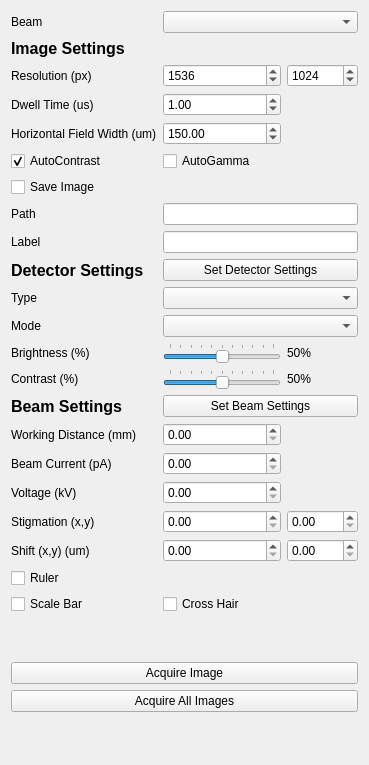
DeMarcoLab/fibsem, file fibsem/ui/qtdesigner_files/ImageSettingsWidget.ui: the form before one commit.
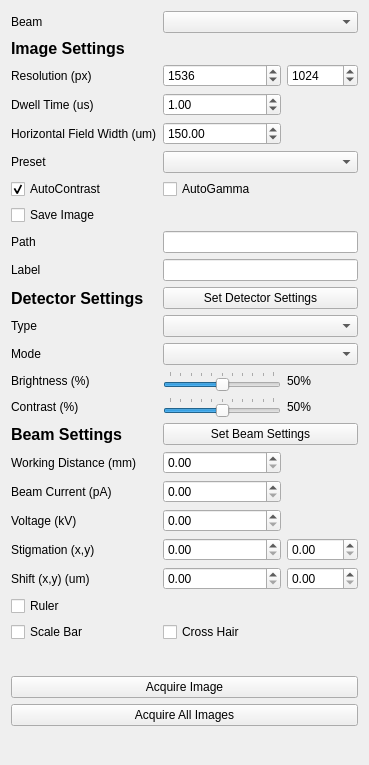
The form after the commit.

Commit message: added presets ion imaging tescan

Diff of the .ui file:
```diff
--- a/fibsem/ui/qtdesigner_files/ImageSettingsWidget.ui
+++ b/fibsem/ui/qtdesigner_files/ImageSettingsWidget.ui
@@ -14,99 +14,72 @@
    <string>Form</string>
   </property>
   <layout class="QGridLayout" name="gridLayout">
-   <item row="8" column="0">
-    <widget class="QCheckBox" name="checkBox_image_save_image">
+   <item row="10" column="0">
+    <widget class="QLabel" name="label_image_save_path">
      <property name="text">
-      <string>Save Image</string>
+      <string>Path</string>
      </property>
     </widget>
    </item>
-   <item row="7" column="1">
-    <widget class="QCheckBox" name="checkBox_image_use_autogamma">
-     <property name="text">
-      <string>AutoGamma</string>
-     </property>
-    </widget>
-   </item>
-   <item row="21" column="0">
+   <item row="22" column="0">
     <widget class="QLabel" name="label_12">
      <property name="text">
       <string>Shift (x,y) (um)</string>
      </property>
     </widget>
    </item>
-   <item row="7" column="0">
-    <widget class="QCheckBox" name="checkBox_image_use_autocontrast">
+   <item row="12" column="1" colspan="2">
+    <widget class="QPushButton" name="set_detector_button">
      <property name="text">
-      <string>AutoContrast</string>
+      <string>Set Detector Settings</string>
      </property>
-     <property name="checked">
-      <bool>true</bool>
-     </property>
     </widget>
    </item>
-   <item row="22" column="0">
-    <widget class="QCheckBox" name="ion_ruler_checkBox">
+   <item row="6" column="0">
+    <widget class="QLabel" name="label_image_hfw">
      <property name="text">
-      <string>Ruler </string>
-     </property>
-    </widget>
-   </item>
-   <item row="12" column="0">
-    <widget class="QLabel" name="label_2">
-     <property name="text">
-      <string>Type</string>
-     </property>
-    </widget>
-   </item>
-   <item row="17" column="1">
-    <widget class="QDoubleSpinBox" name="working_distance">
-     <property name="maximum">
-      <double>1000.000000000000000</double>
-     </property>
-    </widget>
-   </item>
-   <item row="10" column="0">
-    <widget class="QLabel" name="label_image_label">
-     <property name="text">
-      <string>Label</string>
-     </property>
-    </widget>
-   </item>
-   <item row="6" column="1">
-    <widget class="QDoubleSpinBox" name="doubleSpinBox_image_hfw">
-     <property name="maximum">
-      <double>2700.000000000000000</double>
-     </property>
-     <property name="singleStep">
-      <double>0.100000000000000</double>
-     </property>
-     <property name="value">
-      <double>150.000000000000000</double>
-     </property>
-    </widget>
-   </item>
-   <item row="16" column="0">
-    <widget class="QLabel" name="label_6">
-     <property name="font">
-      <font>
-       <pointsize>12</pointsize>
-       <weight>75</weight>
-       <bold>true</bold>
-      </font>
-     </property>
-     <property name="text">
-      <string>Beam Settings</string>
+      <string>Horizontal Field Width (um)</string>
      </property>
     </widget>
    </item>
    <item row="18" column="1">
+    <widget class="QDoubleSpinBox" name="working_distance">
+     <property name="maximum">
+      <double>1000.000000000000000</double>
+     </property>
+    </widget>
+   </item>
+   <item row="15" column="0">
+    <widget class="QLabel" name="label_4">
+     <property name="text">
+      <string>Brightness (%)</string>
+     </property>
+    </widget>
+   </item>
+   <item row="19" column="1">
     <widget class="QDoubleSpinBox" name="beam_current">
      <property name="maximum">
       <double>1000.000000000000000</double>
      </property>
     </widget>
    </item>
+   <item row="18" column="0">
+    <widget class="QLabel" name="label_7">
+     <property name="text">
+      <string>Working Distance (mm)</string>
+     </property>
+    </widget>
+   </item>
+   <item row="16" column="0">
+    <widget class="QLabel" name="label_5">
+     <property name="text">
+      <string>Contrast (%)</string>
+     </property>
+    </widget>
+   </item>
+   <item row="11" column="1" colspan="2">
+    <widget class="QLineEdit" name="lineEdit_image_label"/>
+   </item>
    <item row="4" column="1">
     <widget class="QSpinBox" name="spinBox_resolution_x">
      <property name="minimum">
@@ -120,8 +93,8 @@
      </property>
     </widget>
    </item>
-   <item row="2" column="0">
-    <widget class="QLabel" name="label_title">
+   <item row="12" column="0">
+    <widget class="QLabel" name="label">
      <property name="font">
       <font>
        <pointsize>12</pointsize>
@@ -130,18 +103,103 @@
       </font>
      </property>
      <property name="text">
-      <string>Image Settings</string>
+      <string>Detector Settings</string>
      </property>
     </widget>
    </item>
-   <item row="9" column="0">
-    <widget class="QLabel" name="label_image_save_path">
+   <item row="17" column="1" colspan="2">
+    <widget class="QPushButton" name="button_set_beam_settings">
      <property name="text">
-      <string>Path</string>
+      <string>Set Beam Settings</string>
      </property>
     </widget>
    </item>
-   <item row="21" column="1">
+   <item row="16" column="2">
+    <widget class="QLabel" name="detector_contrast_label">
+     <property name="text">
+      <string>50%</string>
+     </property>
+    </widget>
+   </item>
+   <item row="11" column="0">
+    <widget class="QLabel" name="label_image_label">
+     <property name="text">
+      <string>Label</string>
+     </property>
+    </widget>
+   </item>
+   <item row="21" column="2">
+    <widget class="QDoubleSpinBox" name="stigmation_y">
+     <property name="maximum">
+      <double>1000.000000000000000</double>
+     </property>
+    </widget>
+   </item>
+   <item row="26" column="0" colspan="3">
+    <widget class="QPushButton" name="pushButton_take_image">
+     <property name="text">
+      <string>Acquire Image</string>
+     </property>
+    </widget>
+   </item>
+   <item row="5" column="0">
+    <widget class="QLabel" name="label_image_dwell_time">
+     <property name="text">
+      <string>Dwell Time (us)</string>
+     </property>
+    </widget>
+   </item>
+   <item row="1" column="1" colspan="2">
+    <widget class="QComboBox" name="selected_beam"/>
+   </item>
+   <item row="1" column="0">
+    <widget class="QLabel" name="label_8">
+     <property name="text">
+      <string>Beam</string>
+     </property>
+    </widget>
+   </item>
+   <item row="5" column="1">
+    <widget class="QDoubleSpinBox" name="doubleSpinBox_image_dwell_time">
+     <property name="maximum">
+      <double>10000000000000.000000000000000</double>
+     </property>
+     <property name="singleStep">
+      <double>0.010000000000000</double>
+     </property>
+     <property name="value">
+      <double>1.000000000000000</double>
+     </property>
+    </widget>
+   </item>
+   <item row="17" column="0">
+    <widget class="QLabel" name="label_6">
+     <property name="font">
+      <font>
+       <pointsize>12</pointsize>
+       <weight>75</weight>
+       <bold>true</bold>
+      </font>
+     </property>
+     <property name="text">
+      <string>Beam Settings</string>
+     </property>
+    </widget>
+   </item>
+   <item row="28" column="0" colspan="3">
+    <spacer name="verticalSpacer">
+     <property name="orientation">
+      <enum>Qt::Vertical</enum>
+     </property>
+     <property name="sizeHint" stdset="0">
+      <size>
+       <width>20</width>
+       <height>40</height>
+      </size>
+     </property>
+    </spacer>
+   </item>
+   <item row="22" column="1">
     <widget class="QDoubleSpinBox" name="shift_x">
      <property name="maximum">
       <double>1000.000000000000000</double>
@@ -149,34 +207,31 @@
     </widget>
    </item>
    <item row="13" column="1" colspan="2">
-    <widget class="QComboBox" name="detector_mode_combobox"/>
-   </item>
-   <item row="12" column="1" colspan="2">
     <widget class="QComboBox" name="detector_type_combobox"/>
    </item>
-   <item row="25" column="0" colspan="3">
-    <widget class="QPushButton" name="pushButton_take_image">
-     <property name="text">
-      <string>Acquire Image</string>
+   <item row="21" column="1">
+    <widget class="QDoubleSpinBox" name="stigmation_x">
+     <property name="maximum">
+      <double>1000.000000000000000</double>
      </property>
     </widget>
    </item>
-   <item row="20" column="2">
-    <widget class="QDoubleSpinBox" name="stigmation_y">
+   <item row="22" column="2">
+    <widget class="QDoubleSpinBox" name="shift_y">
      <property name="maximum">
       <double>1000.000000000000000</double>
      </property>
     </widget>
    </item>
-   <item row="19" column="0">
-    <widget class="QLabel" name="label_10">
+   <item row="9" column="0">
+    <widget class="QCheckBox" name="checkBox_image_save_image">
      <property name="text">
-      <string>Voltage (kV)</string>
+      <string>Save Image</string>
      </property>
     </widget>
    </item>
    <item row="15" column="1">
-    <widget class="QSlider" name="detector_contrast_slider">
+    <widget class="QSlider" name="detector_brightness_slider">
      <property name="maximum">
       <number>100</number>
      </property>
@@ -186,6 +241,9 @@
      <property name="orientation">
       <enum>Qt::Horizontal</enum>
      </property>
+     <property name="invertedAppearance">
+      <bool>false</bool>
+     </property>
      <property name="tickPosition">
       <enum>QSlider::TicksAbove</enum>
      </property>
@@ -194,93 +252,84 @@
      </property>
     </widget>
    </item>
-   <item row="18" column="0">
-    <widget class="QLabel" name="label_9">
-     <property name="text">
-      <string>Beam Current (pA)</string>
-     </property>
-    </widget>
-   </item>
-   <item row="24" column="0" colspan="3">
-    <spacer name="verticalSpacer_2">
-     <property name="orientation">
-      <enum>Qt::Vertical</enum>
-     </property>
-     <property name="sizeHint" stdset="0">
-      <size>
-       <width>20</width>
-       <height>40</height>
-      </size>
-     </property>
-    </spacer>
-   </item>
-   <item row="15" column="0">
-    <widget class="QLabel" name="label_5">
-     <property name="text">
-      <string>Contrast (%)</string>
-     </property>
-    </widget>
-   </item>
-   <item row="27" column="0" colspan="3">
-    <spacer name="verticalSpacer">
-     <property name="orientation">
-      <enum>Qt::Vertical</enum>
-     </property>
-     <property name="sizeHint" stdset="0">
-      <size>
-       <width>20</width>
-       <height>40</height>
-      </size>
-     </property>
-    </spacer>
-   </item>
    <item row="20" column="1">
-    <widget class="QDoubleSpinBox" name="stigmation_x">
-     <property name="maximum">
-      <double>1000.000000000000000</double>
-     </property>
-    </widget>
-   </item>
-   <item row="19" column="1">
     <widget class="QDoubleSpinBox" name="beam_voltage">
      <property name="maximum">
       <double>100000.000000000000000</double>
      </property>
     </widget>
    </item>
-   <item row="13" column="0">
+   <item row="25" column="0" colspan="3">
+    <spacer name="verticalSpacer_2">
+     <property name="orientation">
+      <enum>Qt::Vertical</enum>
+     </property>
+     <property name="sizeHint" stdset="0">
+      <size>
+       <width>20</width>
+       <height>40</height>
+      </size>
+     </property>
+    </spacer>
+   </item>
+   <item row="10" column="1" colspan="2">
+    <widget class="QLineEdit" name="lineEdit_image_path"/>
+   </item>
+   <item row="6" column="1">
+    <widget class="QDoubleSpinBox" name="doubleSpinBox_image_hfw">
+     <property name="maximum">
+      <double>2700.000000000000000</double>
+     </property>
+     <property name="singleStep">
+      <double>0.100000000000000</double>
+     </property>
+     <property name="value">
+      <double>150.000000000000000</double>
+     </property>
+    </widget>
+   </item>
+   <item row="14" column="0">
     <widget class="QLabel" name="label_3">
      <property name="text">
       <string>Mode</string>
      </property>
     </widget>
    </item>
-   <item row="14" column="1">
-    <widget class="QSlider" name="detector_brightness_slider">
-     <property name="maximum">
-      <number>100</number>
+   <item row="15" column="2">
+    <widget class="QLabel" name="detector_brightness_label">
+     <property name="text">
+      <string>50%</string>
      </property>
-     <property name="sliderPosition">
-      <number>50</number>
+    </widget>
+   </item>
+   <item row="8" column="0">
+    <widget class="QCheckBox" name="checkBox_image_use_autocontrast">
+     <property name="text">
+      <string>AutoContrast</string>
      </property>
-     <property name="orientation">
-      <enum>Qt::Horizontal</enum>
+     <property name="checked">
+      <bool>true</bool>
      </property>
-     <property name="invertedAppearance">
-      <bool>false</bool>
+    </widget>
+   </item>
+   <item row="2" column="0">
+    <widget class="QLabel" name="label_title">
+     <property name="font">
+      <font>
+       <pointsize>12</pointsize>
+       <weight>75</weight>
+       <bold>true</bold>
+      </font>
      </property>
-     <property name="tickPosition">
-      <enum>QSlider::TicksAbove</enum>
+     <property name="text">
+      <string>Image Settings</string>
      </property>
-     <property name="tickInterval">
-      <number>10</number>
-     </property>
     </widget>
    </item>
-   <item row="1" column="0">
-    <widget class="QLabel" name="label_8">
+   <item row="24" column="1">
+    <widget class="QCheckBox" name="crosshair_checkbox">
      <property name="text">
-      <string>Beam</string>
+      <string>Cross Hair</string>
      </property>
     </widget>
    </item>
@@ -297,123 +346,57 @@
      </property>
     </widget>
    </item>
-   <item row="22" column="1" colspan="2">
+   <item row="23" column="1" colspan="2">
     <widget class="QLabel" name="ion_ruler_label">
      <property name="text">
       <string/>
      </property>
     </widget>
    </item>
-   <item row="14" column="0">
-    <widget class="QLabel" name="label_4">
-     <property name="text">
-      <string>Brightness (%)</string>
-     </property>
-    </widget>
-   </item>
-   <item row="26" column="0" colspan="3">
-    <widget class="QPushButton" name="pushButton_take_all_images">
-     <property name="text">
-      <string>Acquire All Images</string>
-     </property>
-    </widget>
-   </item>
-   <item row="1" column="1" colspan="2">
-    <widget class="QComboBox" name="selected_beam"/>
-   </item>
-   <item row="21" column="2">
-    <widget class="QDoubleSpinBox" name="shift_y">
-     <property name="maximum">
-      <double>1000.000000000000000</double>
-     </property>
-    </widget>
-   </item>
-   <item row="14" column="2">
-    <widget class="QLabel" name="detector_brightness_label">
-     <property name="text">
-      <string>50%</string>
-     </property>
-    </widget>
-   </item>
-   <item row="5" column="1">
-    <widget class="QDoubleSpinBox" name="doubleSpinBox_image_dwell_time">
-     <property name="maximum">
-      <double>10000000000000.000000000000000</double>
-     </property>
-     <property name="singleStep">
-      <double>0.010000000000000</double>
-     </property>
-     <property name="value">
-      <double>1.000000000000000</double>
-     </property>
-    </widget>
-   </item>
-   <item row="16" column="1" colspan="2">
-    <widget class="QPushButton" name="button_set_beam_settings">
-     <property name="text">
-      <string>Set Beam Settings</string>
-     </property>
-    </widget>
-   </item>
-   <item row="10" column="1" colspan="2">
-    <widget class="QLineEdit" name="lineEdit_image_label"/>
-   </item>
-   <item row="15" column="2">
-    <widget class="QLabel" name="detector_contrast_label">
-     <property name="text">
-      <string>50%</string>
-     </property>
-    </widget>
-   </item>
-   <item row="11" column="1" colspan="2">
-    <widget class="QPushButton" name="set_detector_button">
-     <property name="text">
-      <string>Set Detector Settings</string>
-     </property>
-    </widget>
-   </item>
-   <item row="17" column="0">
-    <widget class="QLabel" name="label_7">
-     <property name="text">
-      <string>Working Distance (mm)</string>
-     </property>
-    </widget>
-   </item>
-   <item row="9" column="1" colspan="2">
-    <widget class="QLineEdit" name="lineEdit_image_path"/>
-   </item>
-   <item row="20" column="0">
+   <item row="21" column="0">
     <widget class="QLabel" name="label_11">
      <property name="text">
       <string>Stigmation (x,y)</string>
      </property>
     </widget>
    </item>
-   <item row="11" column="0">
-    <widget class="QLabel" name="label">
-     <property name="font">
-      <font>
-       <pointsize>12</pointsize>
-       <weight>75</weight>
-       <bold>true</bold>
-      </font>
-     </property>
+   <item row="20" column="0">
+    <widget class="QLabel" name="label_10">
      <property name="text">
-      <string>Detector Settings</string>
+      <string>Voltage (kV)</string>
      </property>
     </widget>
    </item>
-   <item row="6" column="0">
-    <widget class="QLabel" name="label_image_hfw">
+   <item row="16" column="1">
+    <widget class="QSlider" name="detector_contrast_slider">
+     <property name="maximum">
+      <number>100</number>
+     </property>
+     <property name="sliderPosition">
+      <number>50</number>
+     </property>
+     <property name="orientation">
+      <enum>Qt::Horizontal</enum>
+     </property>
+     <property name="tickPosition">
+      <enum>QSlider::TicksAbove</enum>
+     </property>
+     <property name="tickInterval">
+      <number>10</number>
+     </property>
+    </widget>
+   </item>
+   <item row="23" column="0">
+    <widget class="QCheckBox" name="ion_ruler_checkBox">
      <property name="text">
-      <string>Horizontal Field Width (um)</string>
+      <string>Ruler </string>
      </property>
     </widget>
    </item>
-   <item row="5" column="0">
-    <widget class="QLabel" name="label_image_dwell_time">
+   <item row="27" column="0" colspan="3">
+    <widget class="QPushButton" name="pushButton_take_all_images">
      <property name="text">
-      <string>Dwell Time (us)</string>
+      <string>Acquire All Images</string>
      </property>
     </widget>
    </item>
@@ -424,20 +407,47 @@
      </property>
     </widget>
    </item>
-   <item row="23" column="0">
+   <item row="8" column="1">
+    <widget class="QCheckBox" name="checkBox_image_use_autogamma">
+     <property name="text">
+      <string>AutoGamma</string>
+     </property>
+    </widget>
+   </item>
+   <item row="19" column="0">
+    <widget class="QLabel" name="label_9">
+     <property name="text">
+      <string>Beam Current (pA)</string>
+     </property>
+    </widget>
+   </item>
+   <item row="14" column="1" colspan="2">
+    <widget class="QComboBox" name="detector_mode_combobox"/>
+   </item>
+   <item row="24" column="0">
     <widget class="QCheckBox" name="scalebar_checkbox">
      <property name="text">
       <string>Scale Bar</string>
      </property>
     </widget>
    </item>
-   <item row="23" column="1">
-    <widget class="QCheckBox" name="crosshair_checkbox">
+   <item row="13" column="0">
+    <widget class="QLabel" name="label_2">
      <property name="text">
-      <string>Cross Hair</string>
+      <string>Type</string>
      </property>
     </widget>
    </item>
+   <item row="7" column="0">
+    <widget class="QLabel" name="label_presets">
+     <property name="text">
+      <string>Preset</string>
+     </property>
+    </widget>
+   </item>
+   <item row="7" column="1" colspan="2">
+    <widget class="QComboBox" name="comboBox_presets"/>
+   </item>
   </layout>
  </widget>
  <resources/>
```
The commit also changes 3 other files.
